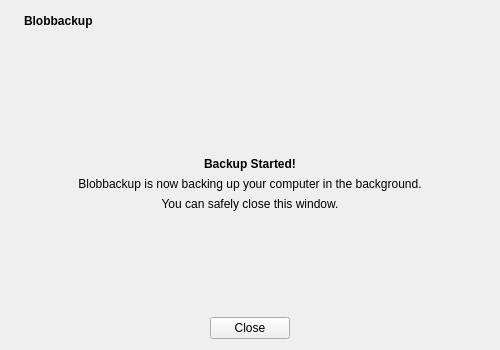
This is client/src/blobbackup/ui/backupstarteddialog.ui in Blobbackup/Blobbackup as Qt 5 draws it before an edit. The edited form follows.
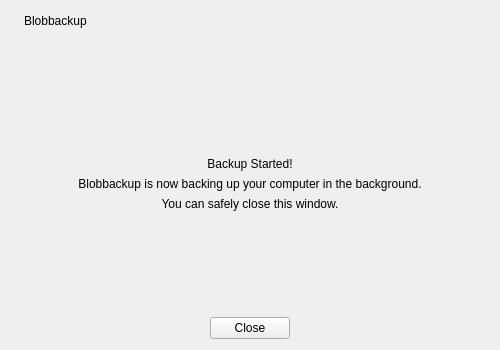
This is the edited form.

Commit message: Remove all font tags from ui files

Patch:
```diff
--- a/client/src/blobbackup/ui/backupstarteddialog.ui
+++ b/client/src/blobbackup/ui/backupstarteddialog.ui
@@ -31,12 +31,6 @@
      </item>
      <item>
       <widget class="QLabel" name="label_2">
-       <property name="font">
-        <font>
-         <weight>75</weight>
-         <bold>true</bold>
-        </font>
-       </property>
        <property name="text">
         <string>Blobbackup</string>
        </property>
@@ -82,12 +76,6 @@
    </item>
    <item>
     <widget class="QLabel" name="label_3">
-     <property name="font">
-      <font>
-       <weight>75</weight>
-       <bold>true</bold>
-      </font>
-     </property>
      <property name="text">
       <string>Backup Started!</string>
      </property>
```
The commit also changes 8 other files.
